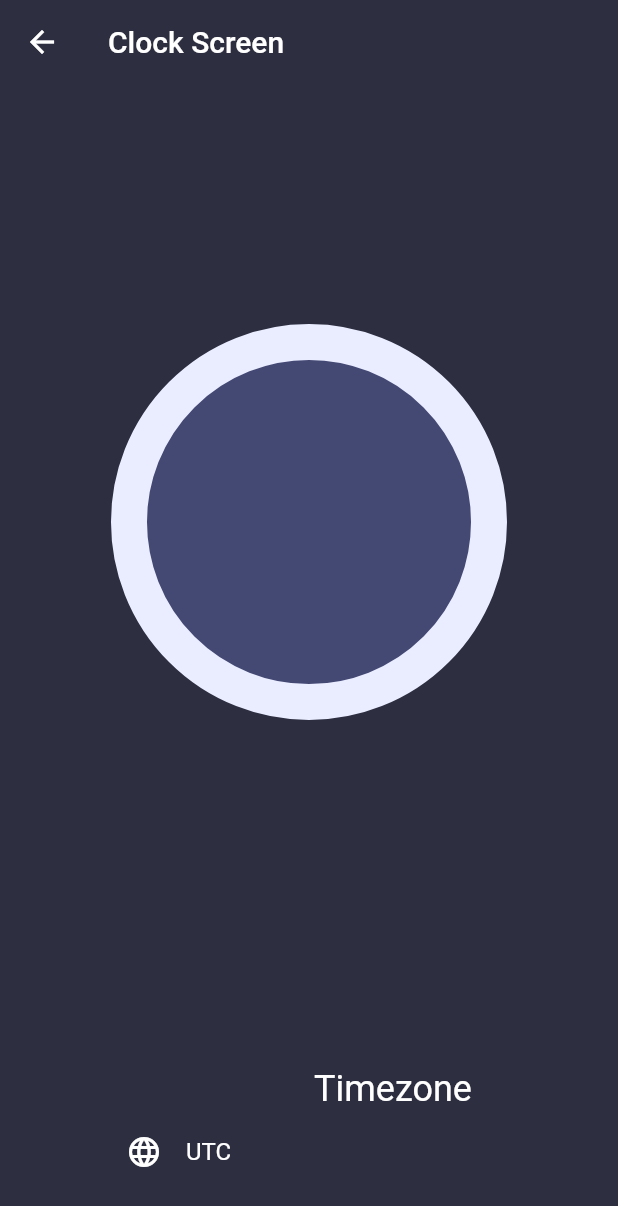
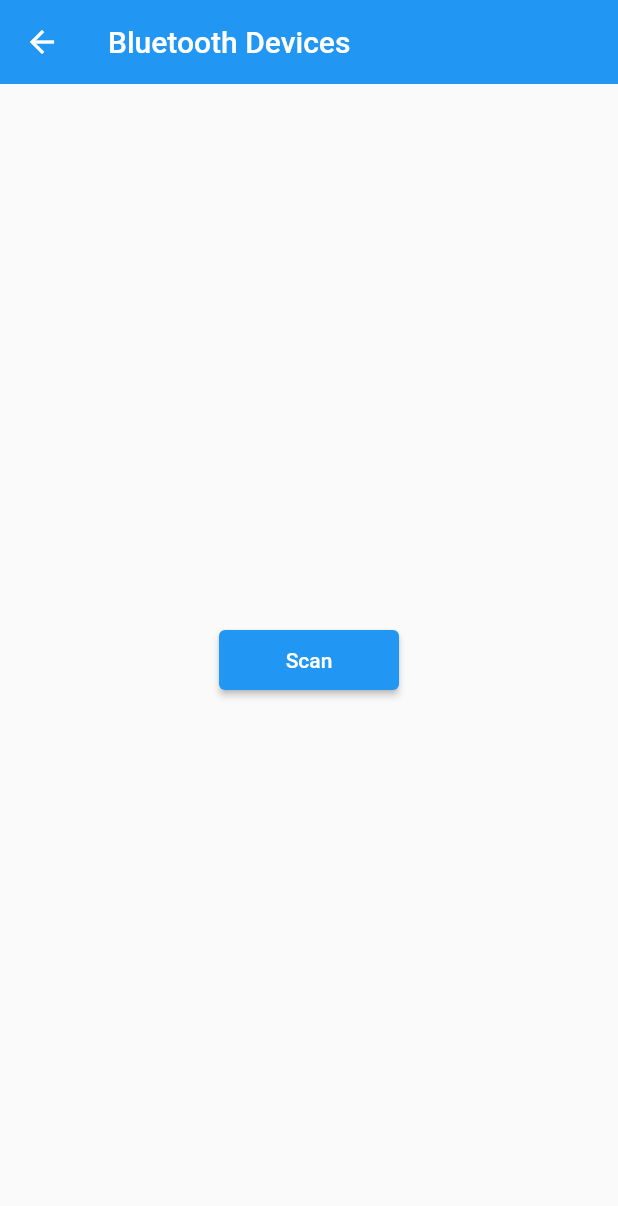
Before and after one commit to nqminh2417/flutter_practice, a Flutter app: the HomeScreen screen opened by its route, after a tap on "bluetooth", on a phone screen of 412 x 824 dp. Shown: the top 1206 px of the screen. Run offline on Flutter 3.47's test engine with Material 2 defaults, Android fonts, the phone set to English and light mode, and no system bars; our stand-ins replace cloud_firestore, firebase_auth, firebase_core, flutter_html, flutter_secure_storage, flutter_svg and 3 more; missing offline and left inert: moment_dart, xml2json; accounts and stored records are empty; network calls fail.

Commit message:
bluetooth #1 add package, create screen

```diff
--- /dev/null
+++ b/lib/screens/bluetooth_screen.dart
@@ -0,0 +1,32 @@
+import 'package:flutter/material.dart';
+import 'package:flutter_practice/widgets/qm_button.dart';
+
+class BluetoothScreen extends StatefulWidget {
+  const BluetoothScreen({super.key});
+
+  @override
+  State<BluetoothScreen> createState() => _BluetoothScreenState();
+}
+
+class _BluetoothScreenState extends State<BluetoothScreen> {
+  @override
+  Widget build(BuildContext context) {
+    return Scaffold(
+      appBar: AppBar(
+        title: const Text('Bluetooth Devices'),
+      ),
+      body: Center(
+        child: SingleChildScrollView(
+          child: Column(
+            children: [
+              QMButton(
+                text: 'Scan',
+                onPressed: () {},
+              ),
+            ],
+          ),
+        ),
+      ),
+    );
+  }
+}
--- a/lib/screens/home_screen.dart
+++ b/lib/screens/home_screen.dart
@@ -2,6 +2,7 @@ import 'package:flutter/material.dart';
 import 'package:flutter_practice/screens/test_screen.dart';
 import 'package:flutter_practice/utils/color_utils.dart';
 import '../widgets/side_menu.dart';
+import 'bluetooth_screen.dart';
 import 'calendar_screen.dart';
 import 'clock_screen.dart';
 import 'summertime_saga_screen.dart';
@@ -17,7 +18,7 @@ class HomeScreen extends StatefulWidget {
 class _HomeScreenState extends State<HomeScreen> {
   List<Map<String, dynamic>> screens = [
     {
-      'route': const ClockScreen(),
+      'route': const BluetoothScreen(),
       'title': 'bluetooth',
     },
     {
--- a/pubspec.yaml
+++ b/pubspec.yaml
@@ -53,6 +53,8 @@ dependencies:
   shared_preferences: ^2.1.2
   xml2json: ^6.1.0
   timeago: ^3.5.0
+  flutter_blue: ^0.8.0
+  permission_handler: ^10.4.3
 
 dev_dependencies:
   flutter_test:
```
Also changed, not shown: pubspec.lock, 3 other files.
